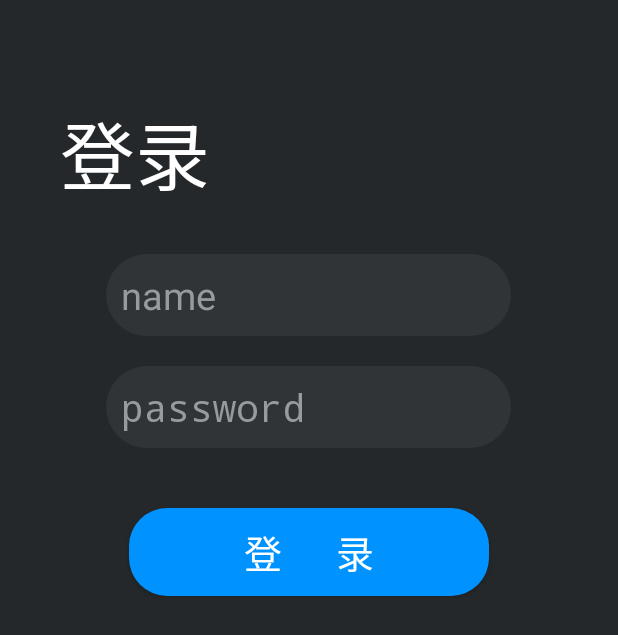
After one commit to jiaoheyan/lovem, an Android app: the DengLuActivity screen opened directly, with no data from a screen before it, on a phone screen of 412 x 824 dp. The commit adds this screen. Shown: the top 635 px of the screen. Run offline under Robolectric (Android 15) with nearby library versions, the phone set to English and light mode, and no system bars.

Commit message:
201802221824

```diff
--- a/app/src/main/AndroidManifest.xml
+++ b/app/src/main/AndroidManifest.xml
@@ -19,6 +19,7 @@
         <activity android:name=".MainActivity"/>
         <activity android:name=".ListViewActivity"/>
         <activity android:name=".JiShiBenActivity"/>
+        <activity android:name=".DengLuActivity"></activity>
         <activity android:name=".UnlockViewActivity"></activity>
         <activity android:name=".jishiben.MainPageActivity"></activity>
         <activity android:name=".jishiben.ListDetailActivity"></activity>
--- /dev/null
+++ b/app/src/main/java/com/example/lovej/jlovem/DengLuActivity.java
@@ -0,0 +1,46 @@
+package com.example.lovej.jlovem;
+
+import android.app.Activity;
+import android.content.Intent;
+import android.os.Bundle;
+import android.view.View;
+import android.view.Window;
+import android.view.WindowManager;
+import android.widget.Button;
+import android.widget.EditText;
+import android.widget.Toast;
+
+/**
+ * Created by Administrator on 2018/2/22 0022.
+ */
+
+public class DengLuActivity extends Activity {
+    EditText nameEt,pwdEt;
+    Button dengluBtn;
+    @Override
+    protected void onCreate( Bundle savedInstanceState) {
+        super.onCreate(savedInstanceState);
+        requestWindowFeature(Window.FEATURE_NO_TITLE);//全屏
+        getWindow().setFlags(WindowManager.LayoutParams.
+                FLAG_FULLSCREEN, WindowManager.LayoutParams.FLAG_FULLSCREEN);
+        setContentView(R.layout.activity_denglu);
+        nameEt = (EditText)findViewById(R.id.nameEt);
+        pwdEt = (EditText)findViewById(R.id.pwdEt);
+        dengluBtn = (Button)findViewById(R.id.dengluBtn);
+        dengluBtn.setOnClickListener(new View.OnClickListener() {
+            @Override
+            public void onClick(View view) {
+                if (nameEt.getText().toString().indexOf("123") == 0&&pwdEt.getText().toString().indexOf("123") == 0){
+                    Intent intent = new Intent(DengLuActivity.this,MainActivity.class);
+                    startActivity(intent);
+                    finish();
+                }
+                else {
+                    Toast.makeText(DengLuActivity.this,"输入的账号或者密码错误，请重新输入！",Toast.LENGTH_LONG).show();
+                }
+
+            }
+        });
+
+    }
+}
--- a/app/src/main/java/com/example/lovej/jlovem/SplashActivity.java
+++ b/app/src/main/java/com/example/lovej/jlovem/SplashActivity.java
@@ -64,7 +64,7 @@ public class SplashActivity extends Activity {
             @Override
             public void onAnimationEnd(Animation animation) {
 
-                Intent intent=new Intent(SplashActivity.this,MainActivity.class);
+                Intent intent=new Intent(SplashActivity.this,DengLuActivity.class);
                 startActivity(intent);
                 finish();
             }
--- /dev/null
+++ b/app/src/main/res/drawable/buttonshape.xml
@@ -0,0 +1,18 @@
+<?xml version="1.0" encoding="utf-8"?>
+<shape xmlns:android="http://schemas.android.com/apk/res/android"
+    android:shape="rectangle" >
+
+    <!-- 填充的颜色 -->
+    <solid android:color="#0093ff" />
+
+    <!-- 设置按钮的四个角为弧形 -->
+    <!-- android:radius 弧形的半径 -->
+    <corners android:radius="25dip" />
+
+    <!-- padding：Button里面的文字与Button边界的间隔 -->
+    <padding
+        android:bottom="10dp"
+        android:left="10dp"
+        android:right="10dp"
+        android:top="10dp" />
+</shape>
--- /dev/null
+++ b/app/src/main/res/drawable/editviewshape.xml
@@ -0,0 +1,18 @@
+<?xml version="1.0" encoding="utf-8"?>
+<shape xmlns:android="http://schemas.android.com/apk/res/android"
+    android:shape="rectangle" >
+
+    <!-- 填充的颜色 -->
+    <solid android:color="#303436" />
+
+    <!-- 设置按钮的四个角为弧形 -->
+    <!-- android:radius 弧形的半径 -->
+    <corners android:radius="30dip" />
+
+    <!-- padding：Button里面的文字与Button边界的间隔 -->
+    <padding
+        android:bottom="10dp"
+        android:left="10dp"
+        android:right="10dp"
+        android:top="10dp" />
+</shape>
--- /dev/null
+++ b/app/src/main/res/layout/activity_denglu.xml
@@ -0,0 +1,51 @@
+<?xml version="1.0" encoding="utf-8"?>
+<LinearLayout xmlns:android="http://schemas.android.com/apk/res/android"
+    android:layout_width="match_parent"
+    android:layout_height="match_parent"
+    android:background="@color/dengLuBg"
+    android:orientation="vertical">
+
+    <TextView
+        android:layout_width="wrap_content"
+        android:layout_height="wrap_content"
+        android:textSize="50dp"
+        android:paddingTop="65dp"
+        android:paddingLeft="40dp"
+        android:textColor="@color/white"
+        android:text="登录"/>
+    <EditText
+        android:id="@+id/nameEt"
+        android:layout_width="270dp"
+        android:layout_marginTop="30dp"
+        android:textColor="@color/white"
+        android:hint="name"
+        android:textColorHint="@color/dengluEt"
+        android:layout_gravity="center_horizontal"
+        android:layout_height="wrap_content"
+        android:background="@drawable/editviewshape"
+        android:textSize="25dp"/>
+    <EditText
+        android:id="@+id/pwdEt"
+        android:layout_width="270dp"
+        android:layout_marginTop="20dp"
+        android:textColor="@color/white"
+        android:hint="password"
+        android:password="true"
+        android:phoneNumber="true"
+        android:background="@drawable/editviewshape"
+        android:textColorHint="@color/dengluEt"
+        android:layout_gravity="center_horizontal"
+        android:layout_height="wrap_content"
+        android:textSize="25dp"/>
+    <Button
+        android:id="@+id/dengluBtn"
+        android:layout_width="240dp"
+        android:layout_height="wrap_content"
+        android:layout_marginTop="40dp"
+        android:text="登      录"
+        android:textSize="25dp"
+        android:textColor="@color/white"
+        android:layout_gravity="center_horizontal"
+        android:background="@drawable/buttonshape"/>
+
+</LinearLayout>
--- a/app/src/main/res/layout/activity_listdetail.xml
+++ b/app/src/main/res/layout/activity_listdetail.xml
@@ -4,6 +4,10 @@
     android:orientation="vertical"
     android:layout_height="match_parent">
 
+    <TextView
+        android:id="@+id/timeTextView"
+        android:layout_width="match_parent"
+        android:layout_height="wrap_content" />
     <TextView
         android:id="@+id/nameTextView"
         android:layout_width="match_parent"
--- a/app/src/main/res/values/colors.xml
+++ b/app/src/main/res/values/colors.xml
@@ -3,4 +3,7 @@
     <color name="colorPrimary">#3F51B5</color>
     <color name="colorPrimaryDark">#303F9F</color>
     <color name="colorAccent">#FF4081</color>
+    <color name="white">#FFFFFF</color>
+    <color name="dengLuBg">#25282a</color>
+    <color name="dengluEt">#969b9f</color>
 </resources>
```
